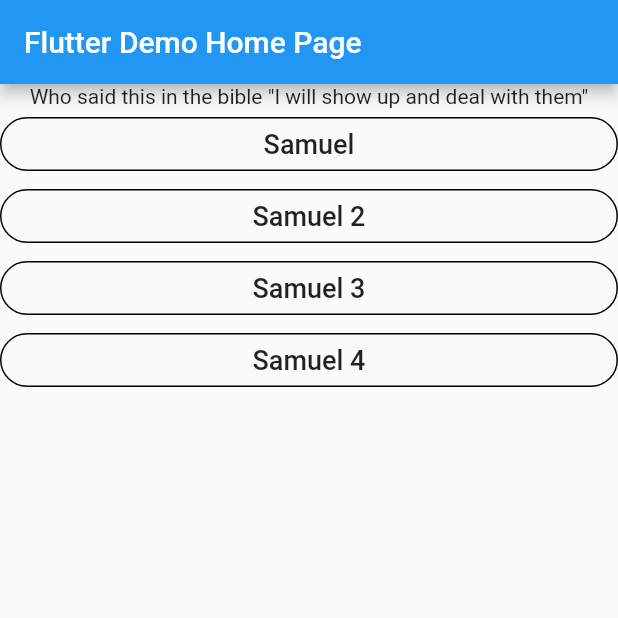
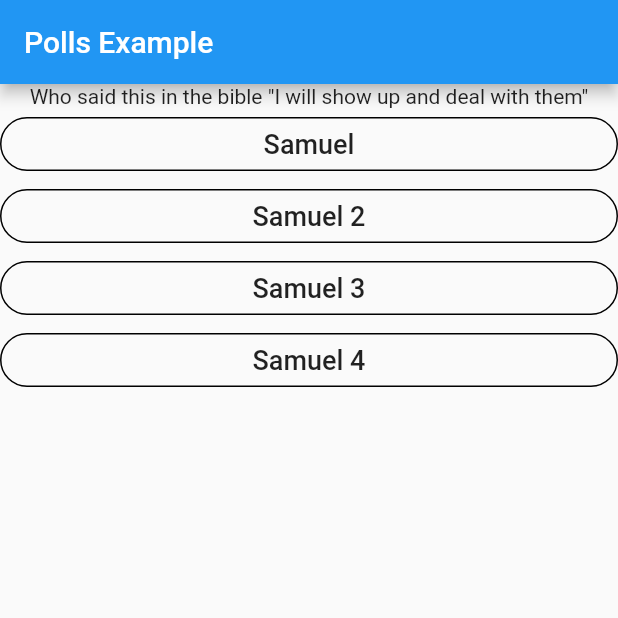
Before and after one commit to samuelezedi/polls, a Flutter app: the screen it shows after launch, on a phone screen of 412 x 824 dp, the top half of it. Run offline on Flutter 3.47's test engine with Material 2 defaults, Android fonts, the phone set to English and light mode, and no system bars; our stand-ins replace percent_indicator.

Commit message:
modifying main.dart

```diff
--- a/example/lib/main.dart
+++ b/example/lib/main.dart
@@ -11,12 +11,11 @@ class MyApp extends StatelessWidget {
   @override
   Widget build(BuildContext context) {
     return MaterialApp(
-      title: 'Flutter Demo',
+      title: 'Polls',
       theme: ThemeData(
-
         primarySwatch: Colors.blue,
       ),
-      home: MyHomePage(title: 'Flutter Demo Home Page'),
+      home: MyHomePage(title: 'Polls Example'),
     );
   }
 }
@@ -31,94 +30,94 @@ class MyHomePage extends StatefulWidget {
 }
 
 class _MyHomePageState extends State<MyHomePage> {
+  double option1 = 2.0;
+  double option2 = 0.0;
+  double option3 = 1.0;
+  double option4 = 1.0;
 
-  double op1 = 7.0;
-  double op2 = 3.0;
-  double op3 = 0.0;
-  double op4 = 8.0;
-
-  List<String> userWhoVoted = <String>[];
-  String user = "SamuelEzedi";
-  Map choiceData = {'MikeKing' : 3};
-  String creator = "SamuelEzed";
-
+  String user = "king@mail.com";
+  Map usersWhoVoted = {'sam@mail.com': 3, 'mike@mail.com' : 4, 'john@mail.com' : 1, 'kenny@mail.com' : 1};
+  String creator = "eddy@mail.com";
 
   @override
   Widget build(BuildContext context) {
-
     return Scaffold(
       appBar: AppBar(
         title: Text(widget.title),
       ),
       body: Center(
-        child: Column(
-          children: <Widget>[
-            userWhoVoted.contains(this.user) ?
-                Polls.viewPolls(
-                  question: "Who said this in the bible \"I will show up and deal with them\"",
-                  userChoice: choiceData[this.user],
+        child: Builder(
+          builder: (context) {
+
+            if (usersWhoVoted.containsKey(this.user)) {
+              return Polls.viewPolls(
+                question:
+                    "Who said this in the bible \"I will show up and deal with them\"",
+                userChoice: usersWhoVoted[this.user],
                 children: [
-                  PollOptions(title: 'Samuel',value: op1).show(),
-                  PollOptions(title: 'Samuel 2',value: op2).show(),
-                  PollOptions(title: 'Samuel 3',value: op3).show(),
-                  PollOptions(title: 'Samuel 4',value: op4).show(),
-                ],) :
-                this.user == this.creator ?
-                Polls.creator(
-                  question: "Who said this in the bible \"I will show up and deal with them\"",
+                  PollOptions(title: 'Samuel', value: option1).show(),
+                  PollOptions(title: 'Samuel 2', value: option2).show(),
+                  PollOptions(title: 'Samuel 3', value: option3).show(),
+                  PollOptions(title: 'Samuel 4', value: option4).show(),
+                ],
+              );
+            }
+
+            if (this.user == this.creator) {
+              return Polls.creator(
+                question:
+                    "Who said this in the bible \"I will show up and deal with them\"",
                 children: [
-                    PollOptions(title: 'Samuel',value: 3.0).show(),
-                    PollOptions(title: 'Samuel 2',value: 0.0).show(),
-                    PollOptions(title: 'Samuel 3',value: 1.0).show(),
+                  PollOptions(title: 'Samuel', value: 3.0).show(),
+                  PollOptions(title: 'Samuel 2', value: 0.0).show(),
+                  PollOptions(title: 'Samuel 3', value: 1.0).show(),
                 ],
-                  voteEnds: DateTime(2020, 6,1,1,0,0,0,0),
-                ) :
-            Polls(
-              question: "Who said this in the bible \"I will show up and deal with them\"",
+                voteEnds: DateTime.utc(1989, 11, 9),
+              );
+            } else {
+              return Polls(
+                question:
+                    "Who said this in the bible \"I will show up and deal with them\"",
                 children: [
-                    PollOptions(title: 'Samuel',value: op1).show(),
-                    PollOptions(title: 'Samuel 2',value: op2).show(),
-                    PollOptions(title: 'Samuel 3',value: op3).show(),
-                    PollOptions(title: 'Samuel 4',value: op4).show(),
+                  PollOptions(title: 'Samuel', value: option1).show(),
+                  PollOptions(title: 'Samuel 2', value: option2).show(),
+                  PollOptions(title: 'Samuel 3', value: option3).show(),
+                  PollOptions(title: 'Samuel 4', value: option4).show(),
                 ],
-                  voteEnds: DateTime(2020, 6,1,1,0,0,0,0),
+                voteEnds: DateTime(2020, 6, 1, 1, 0, 0, 0, 0),
                 userChoice: 2,
-                  onVote: (choice){
+                onVote: (choice) {
+                  print(this.usersWhoVoted);
                   setState(() {
-                      this.choiceData[this.user] = choice;
-                      this.userWhoVoted.add(this.user);
+                    this.usersWhoVoted[this.user] = choice;
+                    print(this.usersWhoVoted);
                   });
-                    if(choice ==1){
+                  if (choice == 1) {
                     setState(() {
-                        op1+= 1.0;
-
+                      option1 += 1.0;
                     });
                   }
-                    if(choice ==2){
+                  if (choice == 2) {
                     setState(() {
-                        op2+= 1.0;
-
+                      option2 += 1.0;
                     });
                   }
-                    if(choice ==3){
+                  if (choice == 3) {
                     setState(() {
-                        op3+= 1.0;
+                      option3 += 1.0;
                     });
                   }
-                    if(choice ==4){
+                  if (choice == 4) {
                     setState(() {
-                        op4+= 1.0;
+                      option4 += 1.0;
                     });
                   }
                 },
+              );
+            }
+          },
         ),
-
-          ],
       ),
-
-
-      ),
-
     );
   }
 }
```
Lines whose indentation alone changed are shown as unchanged.
